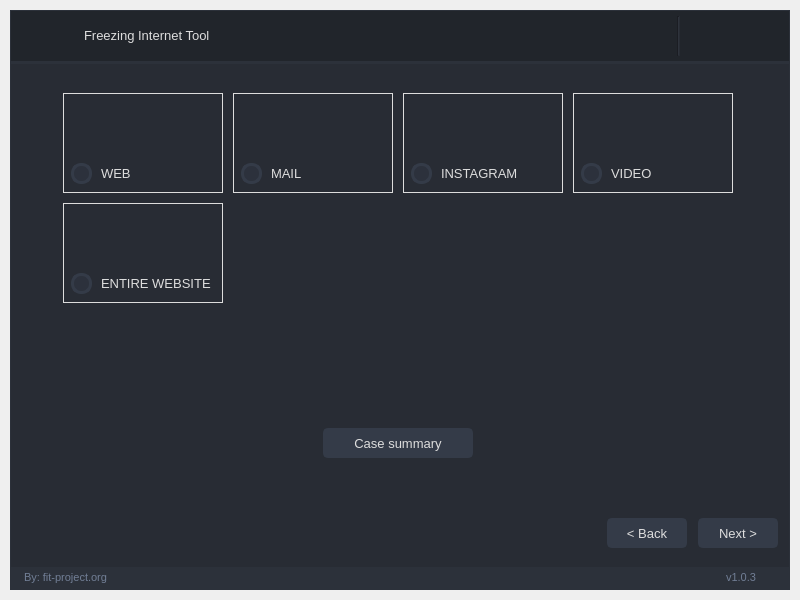
Before: the Qt Designer form fit_wizard/ui/wizard.ui in fit-project/fit-wizard, drawn with Qt 5.
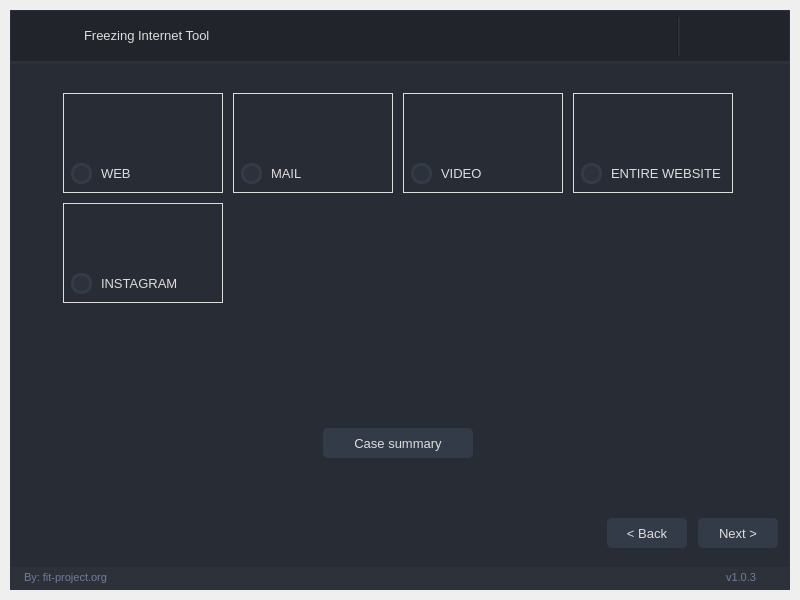
After: the same form once the commit is applied. Icons and pictures are not drawn.

Commit message: refactor: hide instagram task

The edit to the form file:
```diff
--- a/fit_wizard/ui/wizard.ui
+++ b/fit_wizard/ui/wizard.ui
@@ -1330,99 +1330,6 @@
                            </widget>
                           </widget>
                          </item>
-                         <item>
-                          <widget class="QFrame" name="frame_instagram">
-                           <property name="minimumSize">
-                            <size>
-                             <width>160</width>
-                             <height>0</height>
-                            </size>
-                           </property>
-                           <property name="maximumSize">
-                            <size>
-                             <width>160</width>
-                             <height>100</height>
-                            </size>
-                           </property>
-                           <property name="frameShape">
-                            <enum>QFrame::Box</enum>
-                           </property>
-                           <property name="frameShadow">
-                            <enum>QFrame::Plain</enum>
-                           </property>
-                           <widget class="QWidget" name="verticalLayoutWidget_14">
-                            <property name="geometry">
-                             <rect>
-                              <x>0</x>
-                              <y>0</y>
-                              <width>161</width>
-                              <height>101</height>
-                             </rect>
-                            </property>
-                            <property name="minimumSize">
-                             <size>
-                              <width>161</width>
-                              <height>0</height>
-                             </size>
-                            </property>
-                            <property name="maximumSize">
-                             <size>
-                              <width>161</width>
-                              <height>101</height>
-                             </size>
-                            </property>
-                            <layout class="QVBoxLayout" name="vlayout_instagram">
-                             <property name="leftMargin">
-                              <number>5</number>
-                             </property>
-                             <property name="bottomMargin">
-                              <number>10</number>
-                             </property>
-                             <item>
-                              <widget class="QLabel" name="label_instagram">
-                               <property name="minimumSize">
-                                <size>
-                                 <width>155</width>
-                                 <height>0</height>
-                                </size>
-                               </property>
-                               <property name="maximumSize">
-                                <size>
-                                 <width>155</width>
-                                 <height>68</height>
-                                </size>
-                               </property>
-                               <property name="text">
-                                <string/>
-                               </property>
-                               <property name="pixmap">
-                                <pixmap resource="resources.qrc">:/images/wizard/images/wizard/instagram.png</pixmap>
-                               </property>
-                               <property name="alignment">
-                                <set>Qt::AlignCenter</set>
-                               </property>
-                              </widget>
-                             </item>
-                             <item>
-                              <widget class="QCheckBox" name="instagram">
-                               <property name="maximumSize">
-                                <size>
-                                 <width>150</width>
-                                 <height>16777215</height>
-                                </size>
-                               </property>
-                               <property name="text">
-                                <string>INSTAGRAM</string>
-                               </property>
-                               <property name="checked">
-                                <bool>false</bool>
-                               </property>
-                              </widget>
-                             </item>
-                            </layout>
-                           </widget>
-                          </widget>
-                         </item>
                          <item>
                           <widget class="QFrame" name="frame_video">
                            <property name="minimumSize">
@@ -1516,6 +1423,99 @@
                            </widget>
                           </widget>
                          </item>
+                         <item>
+                          <widget class="QFrame" name="frame_entire_website">
+                           <property name="minimumSize">
+                            <size>
+                             <width>160</width>
+                             <height>0</height>
+                            </size>
+                           </property>
+                           <property name="maximumSize">
+                            <size>
+                             <width>160</width>
+                             <height>100</height>
+                            </size>
+                           </property>
+                           <property name="frameShape">
+                            <enum>QFrame::Box</enum>
+                           </property>
+                           <property name="frameShadow">
+                            <enum>QFrame::Plain</enum>
+                           </property>
+                           <widget class="QWidget" name="verticalLayoutWidget_11">
+                            <property name="geometry">
+                             <rect>
+                              <x>0</x>
+                              <y>0</y>
+                              <width>161</width>
+                              <height>101</height>
+                             </rect>
+                            </property>
+                            <property name="minimumSize">
+                             <size>
+                              <width>161</width>
+                              <height>0</height>
+                             </size>
+                            </property>
+                            <property name="maximumSize">
+                             <size>
+                              <width>161</width>
+                              <height>101</height>
+                             </size>
+                            </property>
+                            <layout class="QVBoxLayout" name="vlayout_entire_website">
+                             <property name="leftMargin">
+                              <number>5</number>
+                             </property>
+                             <property name="bottomMargin">
+                              <number>10</number>
+                             </property>
+                             <item>
+                              <widget class="QLabel" name="label_entire_website">
+                               <property name="minimumSize">
+                                <size>
+                                 <width>155</width>
+                                 <height>0</height>
+                                </size>
+                               </property>
+                               <property name="maximumSize">
+                                <size>
+                                 <width>155</width>
+                                 <height>68</height>
+                                </size>
+                               </property>
+                               <property name="text">
+                                <string/>
+                               </property>
+                               <property name="pixmap">
+                                <pixmap resource="resources.qrc">:/images/wizard/images/wizard/entire_website.png</pixmap>
+                               </property>
+                               <property name="alignment">
+                                <set>Qt::AlignCenter</set>
+                               </property>
+                              </widget>
+                             </item>
+                             <item>
+                              <widget class="QCheckBox" name="entire_website">
+                               <property name="maximumSize">
+                                <size>
+                                 <width>150</width>
+                                 <height>16777215</height>
+                                </size>
+                               </property>
+                               <property name="text">
+                                <string>ENTIRE WEBSITE</string>
+                               </property>
+                               <property name="checked">
+                                <bool>false</bool>
+                               </property>
+                              </widget>
+                             </item>
+                            </layout>
+                           </widget>
+                          </widget>
+                         </item>
                          <item>
                           <spacer name="right_spacer_tasks_row_1">
                            <property name="orientation">
@@ -1576,7 +1576,7 @@
                           </spacer>
                          </item>
                          <item>
-                          <widget class="QFrame" name="frame_entire_website">
+                          <widget class="QFrame" name="frame_instagram">
                            <property name="minimumSize">
                             <size>
                              <width>160</width>
@@ -1595,7 +1595,7 @@
                            <property name="frameShadow">
                             <enum>QFrame::Plain</enum>
                            </property>
-                           <widget class="QWidget" name="verticalLayoutWidget_11">
+                           <widget class="QWidget" name="verticalLayoutWidget_14">
                             <property name="geometry">
                              <rect>
                               <x>0</x>
@@ -1616,7 +1616,7 @@
                               <height>101</height>
                              </size>
                             </property>
-                            <layout class="QVBoxLayout" name="vlayout_entire_website">
+                            <layout class="QVBoxLayout" name="vlayout_instagram">
                              <property name="leftMargin">
                               <number>5</number>
                              </property>
@@ -1624,7 +1624,7 @@
                               <number>10</number>
                              </property>
                              <item>
-                              <widget class="QLabel" name="label_entire_website">
+                              <widget class="QLabel" name="label_instagram">
                                <property name="minimumSize">
                                 <size>
                                  <width>155</width>
@@ -1649,7 +1649,7 @@
                               </widget>
                              </item>
                              <item>
-                              <widget class="QCheckBox" name="entire_website">
+                              <widget class="QCheckBox" name="instagram">
                                <property name="maximumSize">
                                 <size>
                                  <width>150</width>
@@ -1657,7 +1657,7 @@
                                 </size>
                                </property>
                                <property name="text">
-                                <string>ENTIRE WEBSITE</string>
+                                <string>INSTAGRAM</string>
                                </property>
                                <property name="checked">
                                 <bool>false</bool>
```
Left out of the diff: 2 changed lines with no effect on the pictures. The commit also changes 3 other files.
